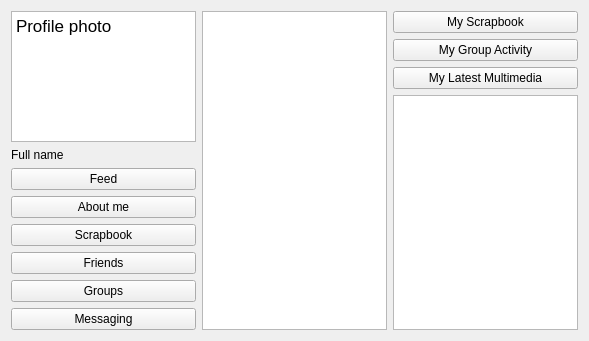
Above: gui/dashboardgui.ui from Huy-Nguyen-HCI/RocketBook before the change. Below: the same form after it.
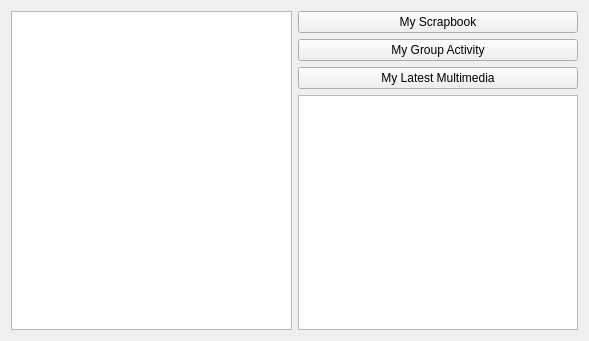
That is the form after the change. Icons and pictures are not drawn.

```diff
--- a/gui/dashboardgui.ui
+++ b/gui/dashboardgui.ui
@@ -14,94 +14,6 @@
    <string>Form</string>
   </property>
   <layout class="QHBoxLayout" name="horizontalLayout">
-   <item>
-    <layout class="QVBoxLayout" name="verticalLayout_2">
-     <item>
-      <widget class="QTextEdit" name="profilePhotoBox">
-       <property name="html">
-        <string>&lt;!DOCTYPE HTML PUBLIC &quot;-//W3C//DTD HTML 4.0//EN&quot; &quot;http://www.w3.org/TR/REC-html40/strict.dtd&quot;&gt;
-&lt;html&gt;&lt;head&gt;&lt;meta name=&quot;qrichtext&quot; content=&quot;1&quot; /&gt;&lt;style type=&quot;text/css&quot;&gt;
-p, li { white-space: pre-wrap; }
-&lt;/style&gt;&lt;/head&gt;&lt;body style=&quot; font-family:'.SF NS Text'; font-size:13pt; font-weight:400; font-style:normal;&quot;&gt;
-&lt;p style=&quot; margin-top:0px; margin-bottom:0px; margin-left:0px; margin-right:0px; -qt-block-indent:0; text-indent:0px;&quot;&gt;Profile photo&lt;/p&gt;&lt;/body&gt;&lt;/html&gt;</string>
-       </property>
-      </widget>
-     </item>
-     <item>
-      <widget class="QLabel" name="fullNameBox">
-       <property name="text">
-        <string>Full name</string>
-       </property>
-      </widget>
-     </item>
-     <item>
-      <widget class="QPushButton" name="feedButton">
-       <property name="text">
-        <string>Feed</string>
-       </property>
-       <property name="icon">
-        <iconset resource="icons.qrc">
-         <normaloff>:/feed.png</normaloff>:/feed.png</iconset>
-       </property>
-      </widget>
-     </item>
-     <item>
-      <widget class="QPushButton" name="aboutMeButton">
-       <property name="text">
-        <string>About me</string>
-       </property>
-       <property name="icon">
-        <iconset resource="icons.qrc">
-         <normaloff>:/user.png</normaloff>:/user.png</iconset>
-       </property>
-      </widget>
-     </item>
-     <item>
-      <widget class="QPushButton" name="scrapbookButton">
-       <property name="text">
-        <string>Scrapbook</string>
-       </property>
-       <property name="icon">
-        <iconset resource="icons.qrc">
-         <normaloff>:/scrapbook.png</normaloff>:/scrapbook.png</iconset>
-       </property>
-      </widget>
-     </item>
-     <item>
-      <widget class="QPushButton" name="friendsButton">
-       <property name="text">
-        <string>Friends</string>
-       </property>
-       <property name="icon">
-        <iconset resource="icons.qrc">
-         <normaloff>:/friends.png</normaloff>:/friends.png</iconset>
-       </property>
-      </widget>
-     </item>
-     <item>
-      <widget class="QPushButton" name="groupsButton">
-       <property name="text">
-        <string>Groups</string>
-       </property>
-       <property name="icon">
-        <iconset resource="icons.qrc">
-         <normaloff>:/group.png</normaloff>:/group.png</iconset>
-       </property>
-      </widget>
-     </item>
-     <item>
-      <widget class="QPushButton" name="messagingButton">
-       <property name="text">
-        <string>Messaging</string>
-       </property>
-       <property name="icon">
-        <iconset resource="icons.qrc">
-         <normaloff>:/message.png</normaloff>:/message.png</iconset>
-       </property>
-      </widget>
-     </item>
-    </layout>
-   </item>
    <item>
     <widget class="QTableView" name="feedTableView"/>
    </item>
```
Left out of the diff: 4 changed lines with no effect on the pictures.
